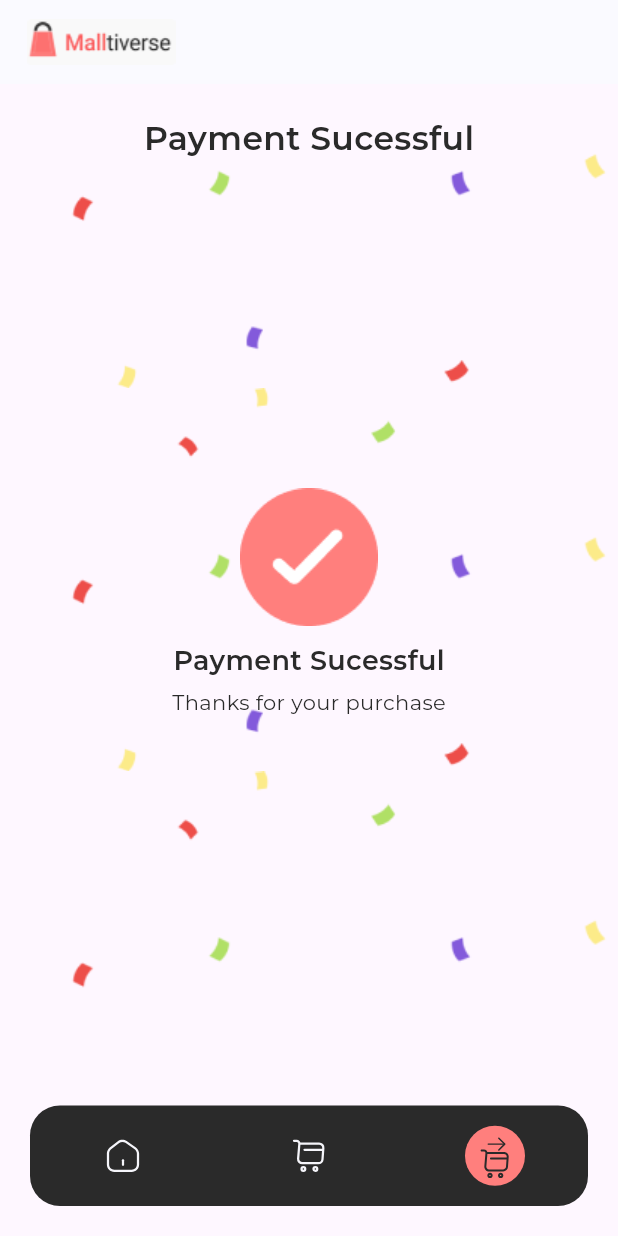
After one commit to fidelity2851/malltiverse_hng, a Flutter app: the SuccessfulScreen screen opened by its route, on a phone screen of 412 x 824 dp. The commit adds this screen. Run offline on Flutter 3.47's test engine with Material 3 defaults, Android fonts, the phone set to English and light mode, and no system bars; our stand-ins replace flutter_carousel_widget, flutter_riverpod, flutter_svg, google_fonts.

Commit message:
Done with Successful Screen

```diff
--- a/lib/main.dart
+++ b/lib/main.dart
@@ -5,6 +5,7 @@ import 'package:malltiverse_hng/screens/home_screen.dart';
 import 'package:flutter_riverpod/flutter_riverpod.dart';
 import 'package:malltiverse_hng/screens/payment_screen.dart';
 import 'package:malltiverse_hng/screens/shopping_cart_screen.dart';
+import 'package:malltiverse_hng/screens/successful_screen.dart';
 
 void main() {
   runApp(
@@ -34,6 +35,7 @@ class MyApp extends StatelessWidget {
         '/shopping-cart': (context) => const ShoppingCartScreen(),
         '/checkout': (context) => const CheckoutScreen(),
         '/payment': (context) => const PaymentScreen(),
+        '/successful_screen': (context) => const SuccessfulScreen(),
       },
     );
   }
--- a/lib/screens/payment_screen.dart
+++ b/lib/screens/payment_screen.dart
@@ -285,7 +285,7 @@ class PaymentScreen extends StatelessWidget {
                 padding: EdgeInsets.symmetric(horizontal: 20),
                 child: CustomButton(
                   title: 'Make Payment',
-                  url: '/checkout',
+                  url: '/successful_screen',
                 ),
               ),
             ],
--- /dev/null
+++ b/lib/screens/successful_screen.dart
@@ -0,0 +1,79 @@
+import 'package:flutter/material.dart';
+import 'package:google_fonts/google_fonts.dart';
+import 'package:malltiverse_hng/components/bottom_nav.dart';
+import 'package:malltiverse_hng/utility/constant.dart';
+
+class SuccessfulScreen extends StatelessWidget {
+  const SuccessfulScreen({super.key});
+
+  @override
+  Widget build(BuildContext context) {
+    return Scaffold(
+      appBar: AppBar(
+        centerTitle: true,
+        elevation: 0,
+        leading: const Padding(
+          padding: EdgeInsets.only(left: 15),
+          child: Image(image: AssetImage('assets/images/logo.png')),
+        ),
+        leadingWidth: 120,
+        titleTextStyle: GoogleFonts.montserrat(
+          color: constBlackColor,
+          fontSize: 25,
+          fontWeight: FontWeight.w600,
+        ),
+        backgroundColor: constWhiteColor,
+      ),
+
+      body: Container(
+        decoration: const BoxDecoration(
+          image: DecorationImage(
+            image: AssetImage('assets/images/confetti.png'),
+            repeat: ImageRepeat.repeat,
+          ),
+        ),
+        child: Padding(
+            padding: const EdgeInsets.all(20.0),
+            child: Column(
+              crossAxisAlignment: CrossAxisAlignment.center,
+              children: [
+                Center(
+                  child: Text(
+                    'Payment Sucessful',
+                    style: GoogleFonts.montserrat(
+                      color: constBlackColor,
+                      fontSize: 22,
+                      fontWeight: FontWeight.w600,
+                    ),
+                  ),
+                ),
+                const Spacer(),
+                const Image(image: AssetImage('assets/images/check.png')),
+                const SizedBox(height: 10),
+                Text(
+                  'Payment Sucessful',
+                  style: GoogleFonts.montserrat(
+                    color: constBlackColor,
+                    fontSize: 18,
+                    fontWeight: FontWeight.w600,
+                  ),
+                ),
+                const SizedBox(height: 5),
+                Text(
+                  'Thanks for your purchase',
+                  style: GoogleFonts.montserrat(
+                    color: constBlackColor,
+                    fontSize: 14,
+                    fontWeight: FontWeight.w400,
+                  ),
+                ),
+                const Spacer(),
+              ],
+            )),
+      ),
+
+      // Custom Button Navigation
+      bottomNavigationBar: const BottomNav(pageIndex: 3),
+    );
+  }
+}
```
Also changed, not shown: assets/images/check.png (added), assets/images/confetti.png (added).
